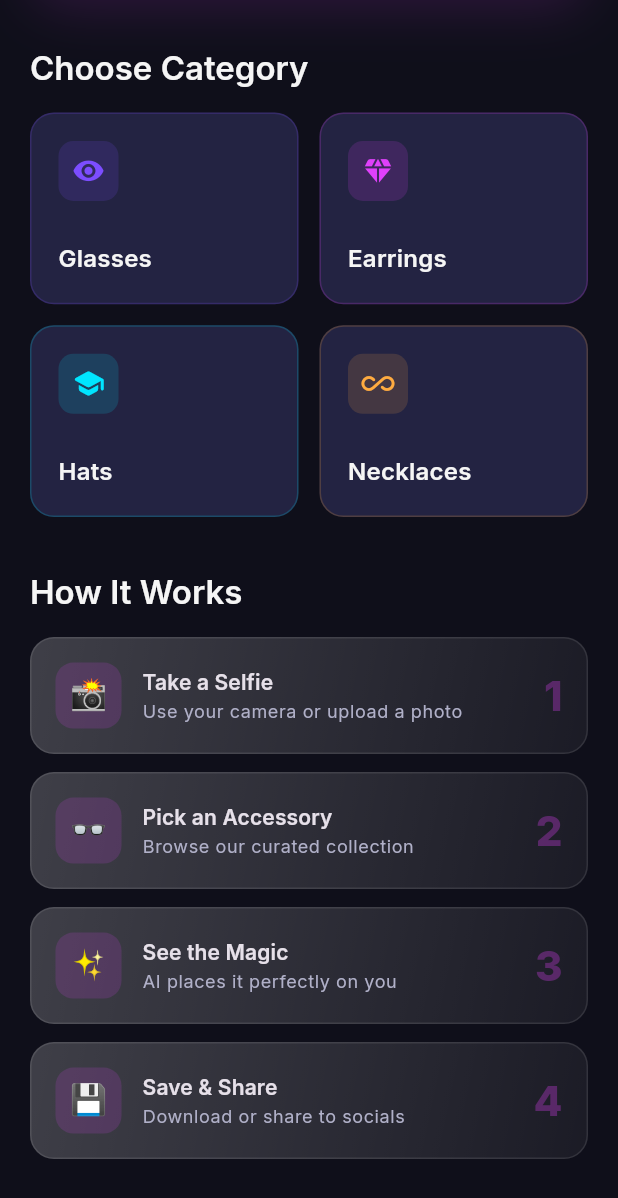
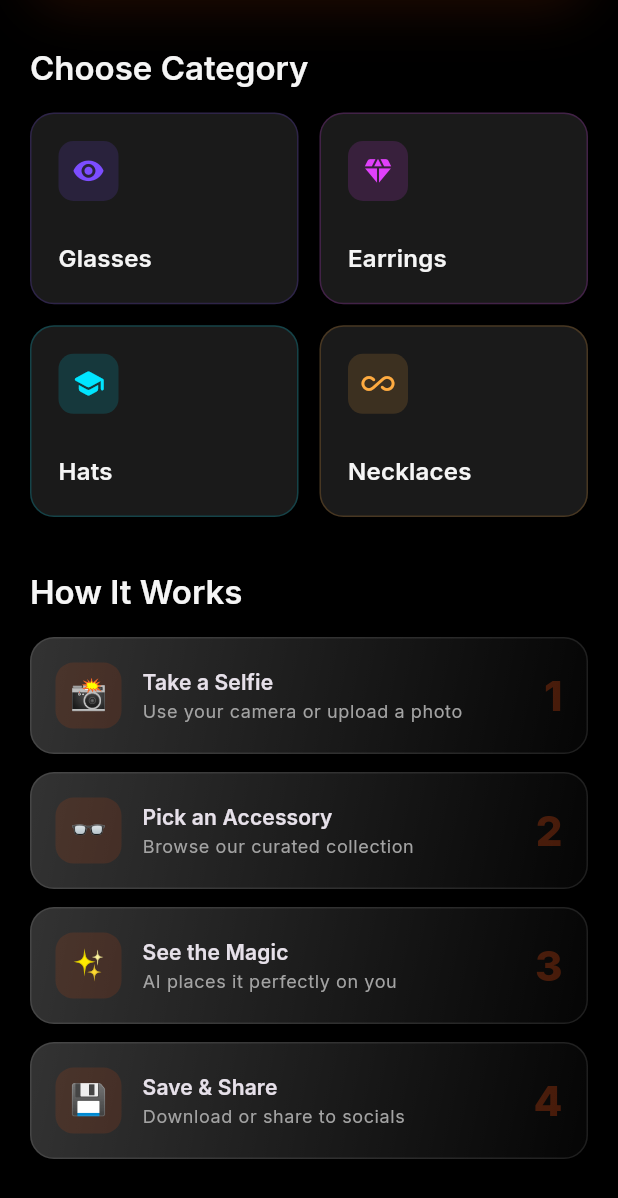
Before and after one commit to chakma-s/AI-Virtual-Try-On, a Flutter app: the screen it shows after launch, scrolled down 461 dp, on a phone screen of 412 x 824 dp. Shown: the top 1198 px of the screen. Run offline on Flutter 3.47's test engine with Material 3 defaults, Android fonts, the light colour scheme and no system bars; our stand-ins replace flutter_riverpod, google_fonts, image_picker; missing offline and left inert: dart:js_interop, dart:js_util.

Commit message:
Update theme to Zenith AI style: Jet black and Matte Burnt Orange (#d9480f)

```diff
--- a/lib/core/theme.dart
+++ b/lib/core/theme.dart
@@ -5,31 +5,31 @@ class TryMaarTheme {
   TryMaarTheme._();
 
   // ─── Color Palette ───
-  static const Color primary = Color(0xFFE040FB);       // Vivid magenta
-  static const Color primaryDark = Color(0xFFAB00D9);   // Deep purple
-  static const Color accent = Color(0xFF00E5FF);        // Cyan accent
-  static const Color surface = Color(0xFF1A1A2E);       // Deep navy
-  static const Color surfaceLight = Color(0xFF232342);  // Card background
-  static const Color surfaceOverlay = Color(0xFF2A2A4A); // Elevated card
-  static const Color background = Color(0xFF0F0F1A);    // True dark
+  static const Color primary = Color(0xFFD9480F);       // Matte burnt orange
+  static const Color primaryDark = Color(0xFFB33A0A);   // Darker orange
+  static const Color accent = Color(0xFFFF6B2B);        // Brighter orange accent
+  static const Color surface = Color(0xFF0D0D0D);       // Almost pure black
+  static const Color surfaceLight = Color(0xFF1A1A1A);  // Very dark gray card
+  static const Color surfaceOverlay = Color(0xFF242424); // Elevated card
+  static const Color background = Color(0xFF000000);    // Pure jet black
   static const Color textPrimary = Color(0xFFF5F5F5);
-  static const Color textSecondary = Color(0xFFB0B0C8);
-  static const Color divider = Color(0xFF3A3A5C);
+  static const Color textSecondary = Color(0xFFA3A3A3); // Neutral gray
+  static const Color divider = Color(0xFF2E2E2E);       // Dark gray divider
   static const Color success = Color(0xFF00E676);
   static const Color warning = Color(0xFFFFAB40);
   static const Color error = Color(0xFFFF5252);
 
   // ─── Gradients ───
   static const LinearGradient primaryGradient = LinearGradient(
-    colors: [primary, Color(0xFF7C4DFF)],
+    colors: [accent, primary],
     begin: Alignment.topLeft,
     end: Alignment.bottomRight,
   );
 
   static const LinearGradient cardGradient = LinearGradient(
     colors: [
-      Color(0xFF232342),
-      Color(0xFF1A1A2E),
+      Color(0xFF1A1A1A),
+      Color(0xFF000000),
     ],
     begin: Alignment.topLeft,
     end: Alignment.bottomRight,
@@ -38,7 +38,7 @@ class TryMaarTheme {
   static const LinearGradient glassGradient = LinearGradient(
     colors: [
       Color(0x33FFFFFF),
-      Color(0x0DFFFFFF),
+      Color(0x05FFFFFF),
     ],
     begin: Alignment.topLeft,
     end: Alignment.bottomRight,
```
